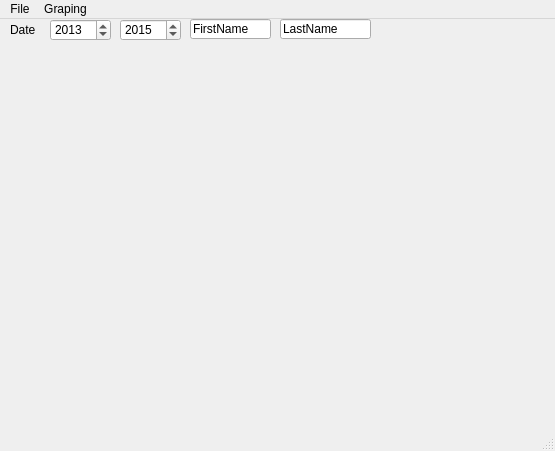
Qt form mainwindow.ui (TeamGrapefuit/SourceCode) before a commit.
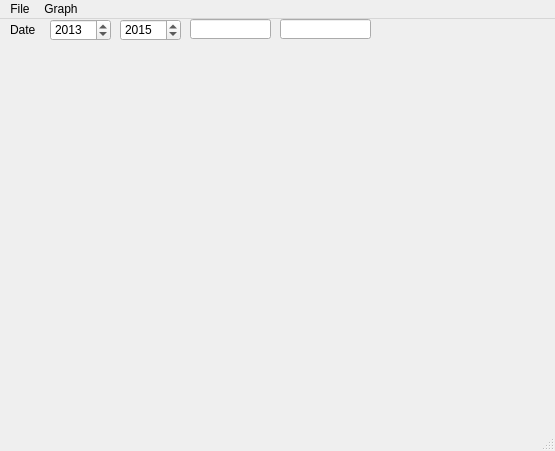
The same form after that commit.

Commit message: added some error dialogs grants

Diff of the .ui file:
```diff
--- a/mainwindow.ui
+++ b/mainwindow.ui
@@ -87,7 +87,7 @@
      <string notr="true"/>
     </property>
     <property name="text">
-     <string>FirstName</string>
+     <string/>
     </property>
    </widget>
    <widget class="QLineEdit" name="lineEdit_2">
@@ -100,7 +100,7 @@
      </rect>
     </property>
     <property name="text">
-     <string>LastName</string>
+     <string/>
     </property>
    </widget>
   </widget>
@@ -124,7 +124,7 @@
    </widget>
    <widget class="QMenu" name="menuGraping">
     <property name="title">
-     <string>Graping</string>
+     <string>Graph</string>
     </property>
     <addaction name="actionPie_Graph"/>
     <addaction name="actionBar_Graph"/>
```
Left out of the diff: 6 changed lines with no effect on the pictures. The commit also changes 3 other files.
